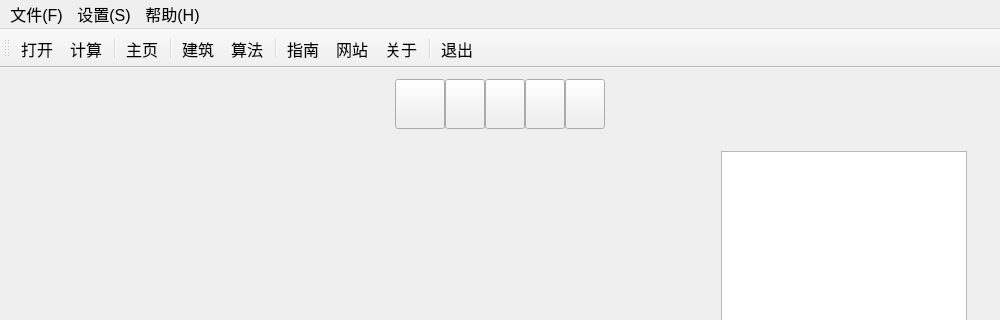
Qt form src/qrest_ui/main_window.ui (DonShmily/qREST) before a commit; both pictures show x 0 to 1000 and y 0 to 320 of the 1000 by 750 pixel window.
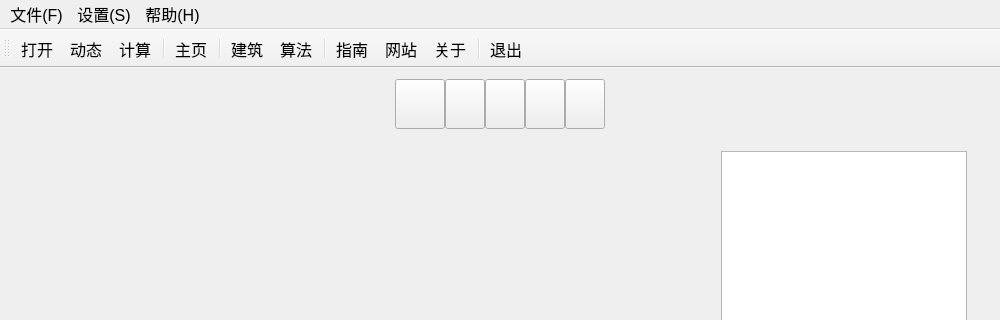
The same form after that commit. Icons and pictures are not drawn. Custom widgets are drawn as their Qt base class.

What changed in the file:
```diff
--- a/src/qrest_ui/main_window.ui
+++ b/src/qrest_ui/main_window.ui
@@ -586,6 +586,7 @@
     <bool>false</bool>
    </attribute>
    <addaction name="act_open"/>
+   <addaction name="act_signal"/>
    <addaction name="act_calc"/>
    <addaction name="separator"/>
    <addaction name="act_home"/>
@@ -739,7 +740,7 @@
   </action>
   <action name="act_signal">
    <property name="text">
-    <string>信号</string>
+    <string>动态</string>
    </property>
    <property name="statusTip">
     <string>信号</string>
```
Left out of the diff: 6 changed lines with no effect on the pictures.
